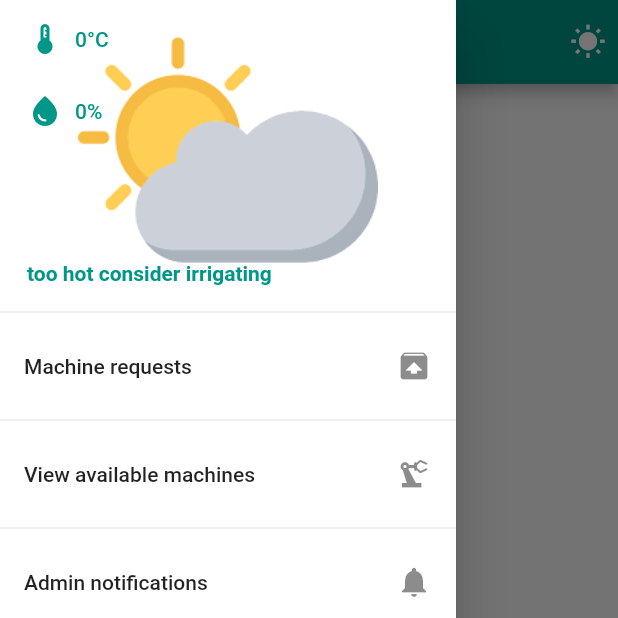
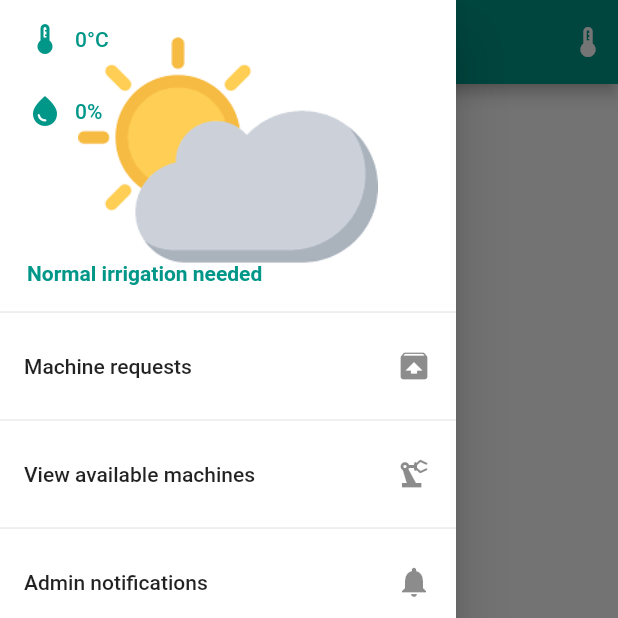
Before and after one commit to ShanuFutura/NRVM_KISAN_SEVA, a Flutter app: the HomePage screen opened by its route, with the side drawer open, on a phone screen of 412 x 824 dp, the top half of it. Run offline on Flutter 3.47's test engine with Material 2 defaults, Android fonts, the light colour scheme and no system bars; our stand-ins replace connectivity_plus, fluttertoast, shared_preferences; accounts and stored records are empty; network calls fail.

Commit message:
before implementing disease detection

```diff
--- a/lib/models/dummies.dart
+++ b/lib/models/dummies.dart
@@ -1,4 +1,5 @@
 class Dummies {
   static const String rootUrl = 'http://192.168.29.78/farmer/API/';
   static const String rootUrlforImages = 'http://192.168.29.78/farmer/';
+  static const String iotDataUrl = 'https://api.thingspeak.com/channels/1682250/feeds.json?api_key=YKEC2RJZ64W8IPS0%20&results=2';
 }
--- a/lib/providers/http_providers.dart
+++ b/lib/providers/http_providers.dart
@@ -70,7 +70,7 @@ class HttpProviders extends ChangeNotifier {
   Future<dynamic> getMachines() async {
     // print('getting');
     final res = await get(Uri.parse(Dummies.rootUrl + 'machine_list.php'));
-    // print('machines' + res.body);
+    print('machines' + res.body);
     machinesList = jsonDecode(res.body);
     return jsonDecode(res.body);
   }
@@ -136,7 +136,7 @@ class HttpProviders extends ChangeNotifier {
   // }
 
   String get weatherStatus {
-    if (temp > 30 || humidity < 50) {
+    if (temp > 34 && humidity < 60) {
       return 'too hot consider irrigating';
     } else if (temp < 25 && humidity > 70) {
       return 'No need for further irrigation';
@@ -146,19 +146,18 @@ class HttpProviders extends ChangeNotifier {
   }
 
   Widget get weatherIcon {
-    if (temp > 30 || humidity < 50) {
+    if (temp > 34 && humidity < 60) {
       return const Icon(Icons.wb_sunny);
     } else if (temp < 25 && humidity > 70) {
       return const Icon(Icons.water_drop);
     } else {
       return const Icon(Icons.thermostat);
-
     }
   }
 
   Future<dynamic> getSensorData() async {
-    final url = Uri.parse(
-        'https://api.thingspeak.com/channels/1672889/feeds.json?api_key=DAUOVF9HSVX6NS3A&results=2');
+    print('getting');
+    final url = Uri.parse(Dummies.iotDataUrl);
     final res = await get(url);
     // print(res.body);
     temp =
--- a/lib/screens/home_page.dart
+++ b/lib/screens/home_page.dart
@@ -31,7 +31,7 @@ class HomePage extends StatelessWidget {
     final deviceHeight = MediaQuery.of(context).size.height;
     // final deviceWidth = MediaQuery.of(context).size.width;
     return Scaffold(
-      drawer:  FarmersDrawer(),
+      drawer: FarmersDrawer(),
       appBar: AppBar(
         title: const Text('Farmers App'),
         actions: [
@@ -58,8 +58,14 @@ class HomePage extends StatelessWidget {
                                   );
                                 });
                           },
-                          child:
-                              Provider.of<HttpProviders>(context).weatherIcon);
+                          child: StreamBuilder(
+                              stream: Stream.periodic(Duration(seconds: 1)),
+                              builder: (context, snap) {
+                                Provider.of<HttpProviders>(context)
+                                    .getSensorData();
+                                return Provider.of<HttpProviders>(context)
+                                    .weatherIcon;
+                              }));
                     }
                   }),
             ),
--- a/lib/widgets/farmers_drawer.dart
+++ b/lib/widgets/farmers_drawer.dart
@@ -31,9 +31,15 @@ class FarmersDrawer extends StatelessWidget {
                 child: Padding(
                   padding:
                       const EdgeInsets.symmetric(vertical: 2, horizontal: 10),
-                  child: Column(
+                  child: StreamBuilder(
+                    stream: Stream.periodic(Duration(seconds: 1)),
+                    builder: ((context, snapshot) {
+                      Provider.of<HttpProviders>(context).getSensorData();
+                      return Builder(builder: (context) {
+                        return Column(
                           mainAxisAlignment: MainAxisAlignment.start,
                           children: [
+                            // Text(DateTime.now().toString()),
                             Row(
                               children: [
                                 TextButton.icon(
@@ -58,7 +64,8 @@ class FarmersDrawer extends StatelessWidget {
                                 Padding(
                                   padding: const EdgeInsets.all(8.0),
                                   child: Text(
-                              Provider.of<HttpProviders>(context).weatherStatus,
+                                    Provider.of<HttpProviders>(context)
+                                        .weatherStatus,
                                     style: TextStyle(
                                         color: Theme.of(context).primaryColor,
                                         fontWeight: FontWeight.bold),
@@ -67,6 +74,9 @@ class FarmersDrawer extends StatelessWidget {
                               ],
                             ),
                           ],
+                        );
+                      });
+                    }),
                   ),
                 ),
               ),
```
Also changed, not shown: lib/screens/machine_request_status.dart (+7 -3 lines), lib/screens/registration.dart (+28 -20 lines). Lines whose indentation alone changed are shown as unchanged.
